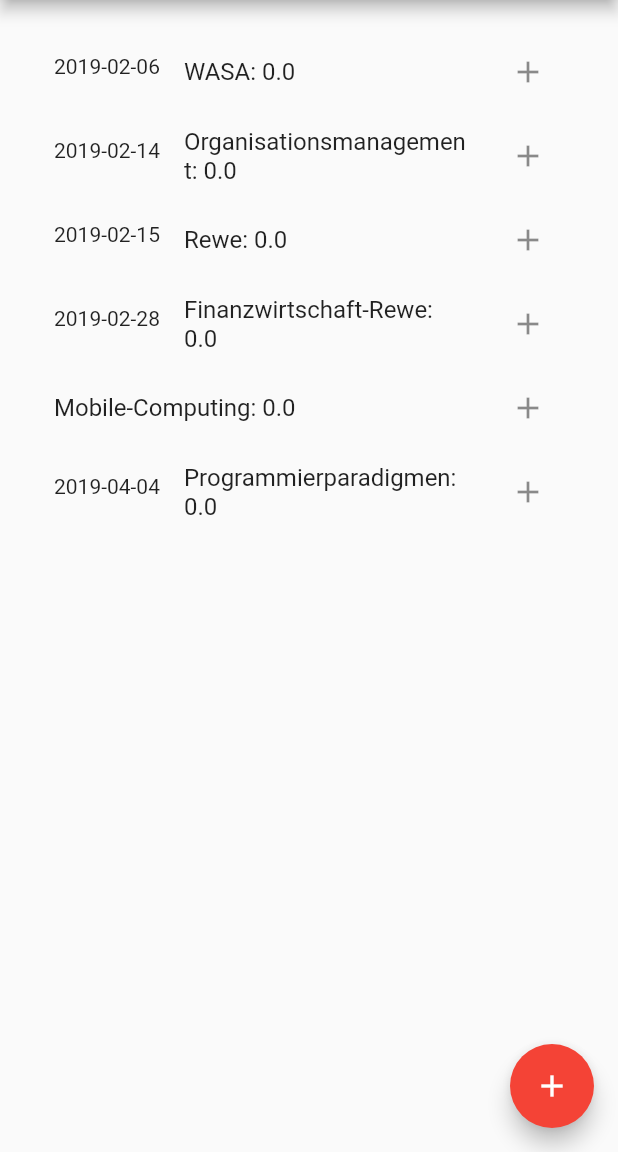
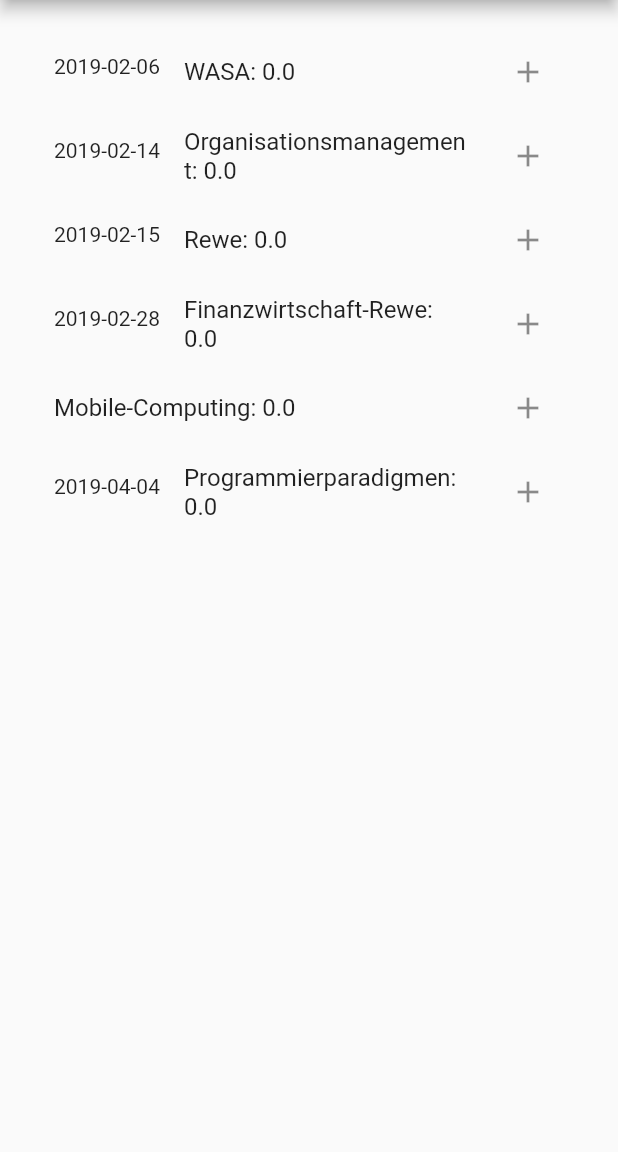
Before and after one commit to MarcusSchilling/TimeSheet, a Flutter app: the screen it shows after launch, on a phone screen of 412 x 824 dp, the part 84-1236 px from its top. Run offline on Flutter 3.47's test engine with Material 2 defaults, Android fonts, the phone set to English and light mode, and no system bars.

Commit message:
rremoved useless button

```diff
--- a/lib/main.dart
+++ b/lib/main.dart
@@ -46,18 +46,7 @@ class MyHomePage extends StatefulWidget {
 }
 
 class _MyHomePageState extends State<MyHomePage> {
-  double _counter = 0;
 
-  void _incrementCounter() {
-    setState(() {
-      // This call to setState tells the Flutter framework that something has
-      // changed in this State, which causes it to rerun the build method below
-      // so that the display can reflect the updated values. If we changed
-      // _counter without calling setState(), then the build method would not be
-      // called again, and so nothing would appear to happen.
-      _counter -= 0.1;
-    });
-  }
 
   @override
   Widget build(BuildContext context) {
@@ -84,12 +73,7 @@ class _MyHomePageState extends State<MyHomePage> {
               _MyRowItem(time: 100,name: "Mobile-Computing"),
               _MyRowItem(time: 120,name: "Programmierparadigmen", date: DateTime.utc(2019,4,4,11,00,0,0,0)),
             ],
-          ),
-      floatingActionButton: FloatingActionButton(
-        onPressed: _incrementCounter,
-        tooltip: 'Halloas',
-        child: Icon(Icons.add),
-      ), // This trailing comma makes auto-formatting nicer for build methods.
+          ), // This trailing comma makes auto-formatting nicer for build methods.
     );
   }
 }
```
